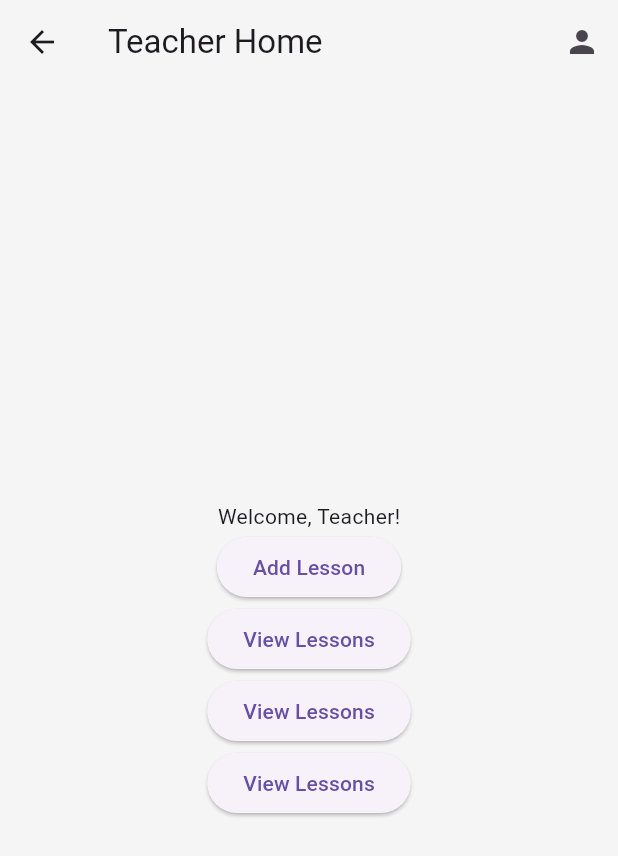
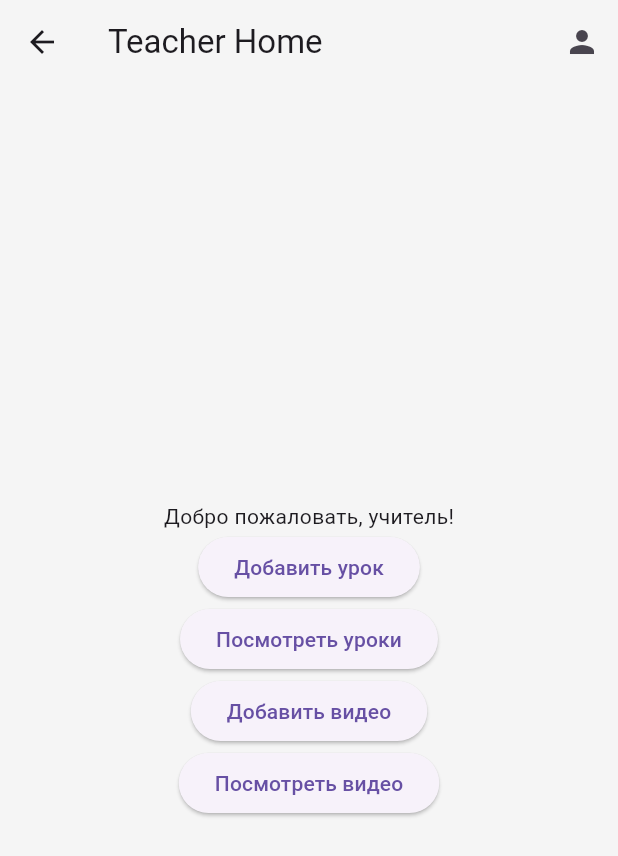
Before and after one commit to sdv77/language_learner3000, a Flutter app: the TeacherScreen screen opened directly with empty values, on a phone screen of 412 x 824 dp. Shown: the top 856 px of the screen. Run offline on Flutter 3.47's test engine with Material 3 defaults, Android fonts, the phone set to English and light mode, and no system bars; our stand-ins replace cloud_firestore, firebase_auth, firebase_core, flutter_dotenv, youtube_player_flutter; accounts and stored records are empty; network calls fail.

```diff
--- a/lib/views/teacher_screen.dart
+++ b/lib/views/teacher_screen.dart
@@ -33,7 +33,7 @@ class TeacherScreen extends StatelessWidget {
         child: Column(
           mainAxisAlignment: MainAxisAlignment.center,
           children: [
-            Text('Welcome, Teacher!'),
+            Text('Добро пожаловать, учитель!'),
             ElevatedButton(
               onPressed: () {
                 Navigator.push(
@@ -41,7 +41,7 @@ class TeacherScreen extends StatelessWidget {
                   MaterialPageRoute(builder: (context) => AddLessonScreen()),
                 );
               },
-              child: Text('Add Lesson'),
+              child: Text('Добавить урок'),
             ),
             ElevatedButton(
               onPressed: () {
@@ -52,7 +52,7 @@ class TeacherScreen extends StatelessWidget {
                   ),
                 );
               },
-              child: Text('View Lessons'),
+              child: Text('Посмотреть уроки'),
             ),
             ElevatedButton(
               onPressed: () {
@@ -63,7 +63,7 @@ class TeacherScreen extends StatelessWidget {
                   ),
                 );
               },
-              child: Text('View Lessons'),
+              child: Text('Добавить видео'),
             ),
             ElevatedButton(
               onPressed: () {
@@ -74,7 +74,7 @@ class TeacherScreen extends StatelessWidget {
                   ),
                 );
               },
-              child: Text('View Lessons'),
+              child: Text('Посмотреть видео'),
             ),
           ],
         ),
```
Also changed, not shown: lib/views/lesson_detail_screen.dart (+5 -13 lines).
